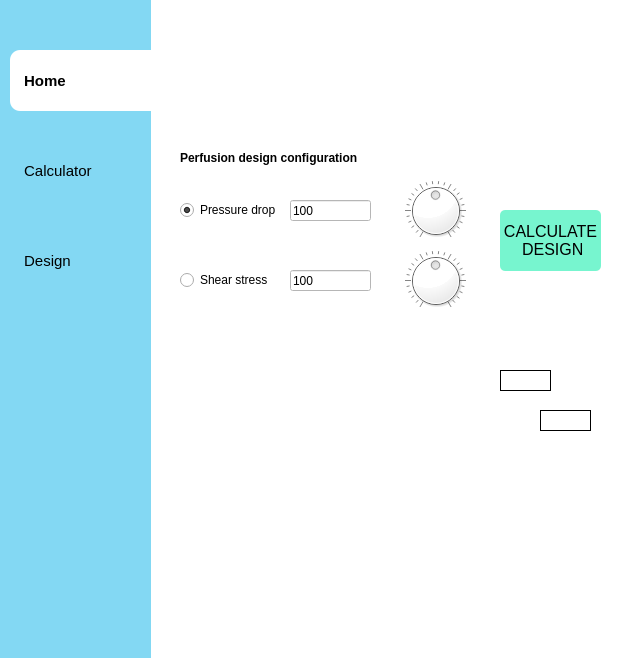
The window that appGUI.ui (JuanCamiloGS/VivoStreamGUI) describes before a commit, drawn with Qt 5.
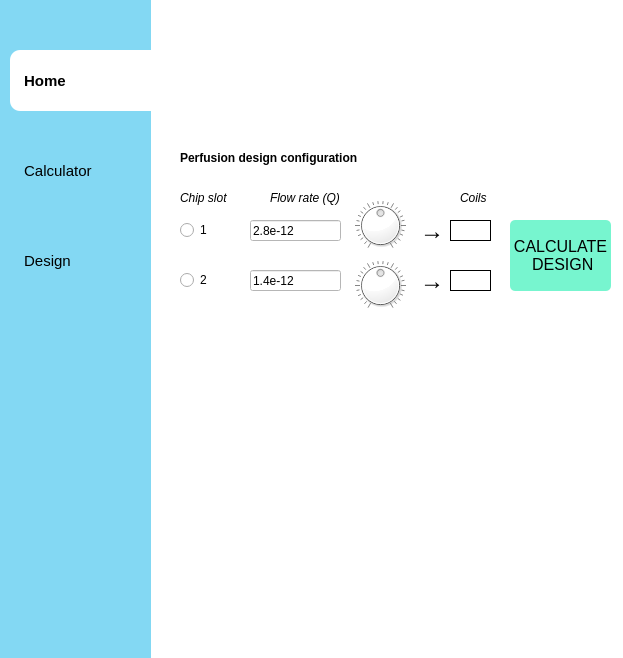
The same window after the commit. The open tabs and pages were chosen to show the change. Icons and pictures are not drawn.

Commit message: revamped Design page

```diff
--- a/appGUI.ui
+++ b/appGUI.ui
@@ -643,9 +643,9 @@
      <widget class="QLabel" name="T2Output">
       <property name="geometry">
        <rect>
-        <x>370</x>
-        <y>270</y>
-        <width>51</width>
+        <x>280</x>
+        <y>130</y>
+        <width>41</width>
         <height>21</height>
        </rect>
       </property>
@@ -659,9 +659,9 @@
      <widget class="QLabel" name="T1Output">
       <property name="geometry">
        <rect>
-        <x>330</x>
-        <y>230</y>
-        <width>51</width>
+        <x>280</x>
+        <y>80</y>
+        <width>41</width>
         <height>21</height>
        </rect>
       </property>
@@ -675,10 +675,10 @@
      <widget class="QDial" name="dialPD">
       <property name="geometry">
        <rect>
-        <x>230</x>
-        <y>40</y>
-        <width>71</width>
-        <height>61</height>
+        <x>180</x>
+        <y>60</y>
+        <width>61</width>
+        <height>51</height>
        </rect>
       </property>
       <property name="minimum">
@@ -722,16 +722,22 @@
       <property name="geometry">
        <rect>
         <x>10</x>
-        <y>60</y>
-        <width>101</width>
+        <y>80</y>
+        <width>41</width>
         <height>20</height>
        </rect>
       </property>
       <property name="text">
-       <string>Pressure drop</string>
+       <string>1</string>
+      </property>
+      <property name="checkable">
+       <bool>true</bool>
       </property>
       <property name="checked">
-       <bool>true</bool>
+       <bool>false</bool>
+      </property>
+      <property name="autoExclusive">
+       <bool>false</bool>
       </property>
      </widget>
      <widget class="QRadioButton" name="radioButton_2">
@@ -739,21 +745,24 @@
        <rect>
         <x>10</x>
         <y>130</y>
-        <width>89</width>
+        <width>41</width>
         <height>20</height>
        </rect>
       </property>
       <property name="text">
-       <string>Shear stress</string>
+       <string>2</string>
+      </property>
+      <property name="autoExclusive">
+       <bool>false</bool>
       </property>
      </widget>
      <widget class="QDial" name="dialSS">
       <property name="geometry">
        <rect>
-        <x>230</x>
-        <y>110</y>
-        <width>71</width>
-        <height>61</height>
+        <x>180</x>
+        <y>120</y>
+        <width>61</width>
+        <height>51</height>
        </rect>
       </property>
       <property name="minimum">
@@ -778,36 +787,36 @@
      <widget class="QLineEdit" name="lineEditPD">
       <property name="geometry">
        <rect>
-        <x>120</x>
-        <y>60</y>
-        <width>81</width>
+        <x>80</x>
+        <y>80</y>
+        <width>91</width>
         <height>21</height>
        </rect>
       </property>
       <property name="text">
-       <string>100</string>
+       <string>2.8e-12</string>
       </property>
      </widget>
      <widget class="QLineEdit" name="lineEditSS">
       <property name="geometry">
        <rect>
-        <x>120</x>
+        <x>80</x>
         <y>130</y>
-        <width>81</width>
+        <width>91</width>
         <height>21</height>
        </rect>
       </property>
       <property name="text">
-       <string>100</string>
+       <string>1.4e-12</string>
       </property>
      </widget>
      <widget class="QPushButton" name="pushButtonDesign">
       <property name="geometry">
        <rect>
-        <x>330</x>
-        <y>70</y>
+        <x>340</x>
+        <y>80</y>
         <width>101</width>
-        <height>61</height>
+        <height>71</height>
        </rect>
       </property>
       <property name="font">
@@ -823,6 +832,96 @@
  DESIGN</string>
       </property>
      </widget>
+     <widget class="QLabel" name="label_20">
+      <property name="geometry">
+       <rect>
+        <x>10</x>
+        <y>50</y>
+        <width>49</width>
+        <height>16</height>
+       </rect>
+      </property>
+      <property name="font">
+       <font>
+        <italic>true</italic>
+       </font>
+      </property>
+      <property name="text">
+       <string>Chip slot</string>
+      </property>
+     </widget>
+     <widget class="QLabel" name="label_21">
+      <property name="geometry">
+       <rect>
+        <x>100</x>
+        <y>50</y>
+        <width>71</width>
+        <height>16</height>
+       </rect>
+      </property>
+      <property name="font">
+       <font>
+        <italic>true</italic>
+       </font>
+      </property>
+      <property name="text">
+       <string>Flow rate (Q)</string>
+      </property>
+     </widget>
+     <widget class="QLabel" name="label_22">
+      <property name="geometry">
+       <rect>
+        <x>290</x>
+        <y>50</y>
+        <width>41</width>
+        <height>16</height>
+       </rect>
+      </property>
+      <property name="font">
+       <font>
+        <italic>true</italic>
+       </font>
+      </property>
+      <property name="text">
+       <string>Coils</string>
+      </property>
+     </widget>
+     <widget class="QLabel" name="label_23">
+      <property name="geometry">
+       <rect>
+        <x>250</x>
+        <y>80</y>
+        <width>21</width>
+        <height>21</height>
+       </rect>
+      </property>
+      <property name="font">
+       <font>
+        <pointsize>18</pointsize>
+       </font>
+      </property>
+      <property name="text">
+       <string>→</string>
+      </property>
+     </widget>
+     <widget class="QLabel" name="label_24">
+      <property name="geometry">
+       <rect>
+        <x>250</x>
+        <y>130</y>
+        <width>21</width>
+        <height>21</height>
+       </rect>
+      </property>
+      <property name="font">
+       <font>
+        <pointsize>18</pointsize>
+       </font>
+      </property>
+      <property name="text">
+       <string>→</string>
+      </property>
+     </widget>
     </widget>
    </widget>
    <widget class="QLabel" name="label_15">
```
Left out of the diff: 8 changed lines with no effect on the pictures. The commit also changes 7 other files.
